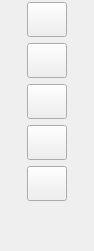
This is src/ui/tool_button_widget.ui in albin-johansson/tactile as Qt 5 draws it before an edit. The edited form follows.
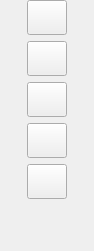
This is the edited form. Icons and pictures are not drawn.

The edit to the form file:
```diff
--- a/src/ui/tool_button_widget.ui
+++ b/src/ui/tool_button_widget.ui
@@ -42,16 +42,16 @@
     <set>Qt::AlignCenter</set>
    </property>
    <property name="leftMargin">
-    <number>2</number>
+    <number>0</number>
    </property>
    <property name="topMargin">
-    <number>2</number>
+    <number>0</number>
    </property>
    <property name="rightMargin">
-    <number>2</number>
+    <number>0</number>
    </property>
    <property name="bottomMargin">
-    <number>2</number>
+    <number>0</number>
    </property>
    <item row="0" column="0">
     <layout class="QVBoxLayout" name="verticalLayout">
```
